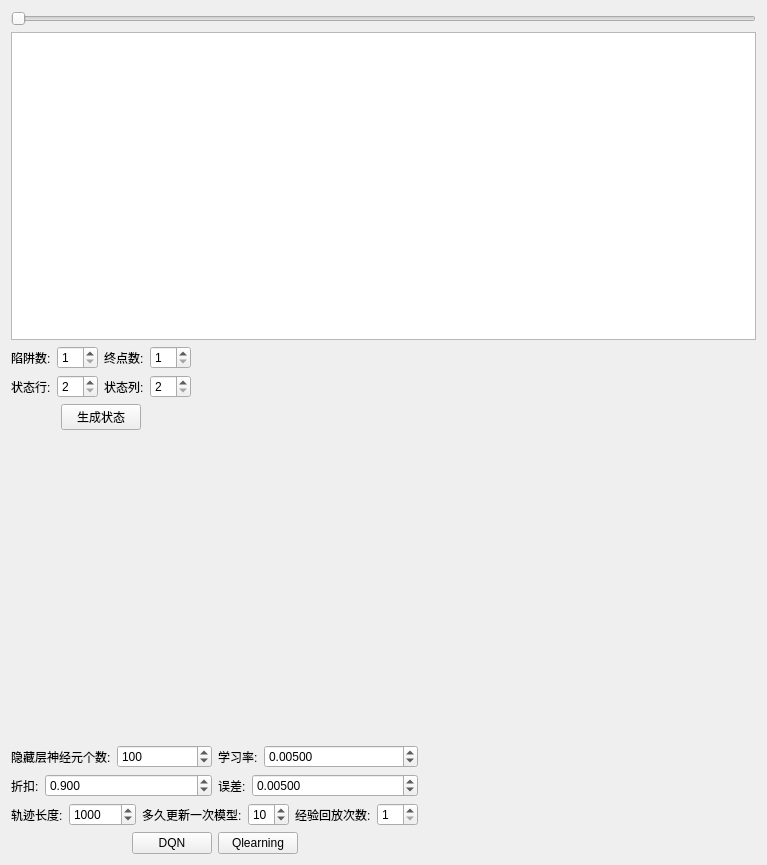
Old version of the form deep_q_network/deep_q_network.ui in the repository purundong/deep_q_network1.
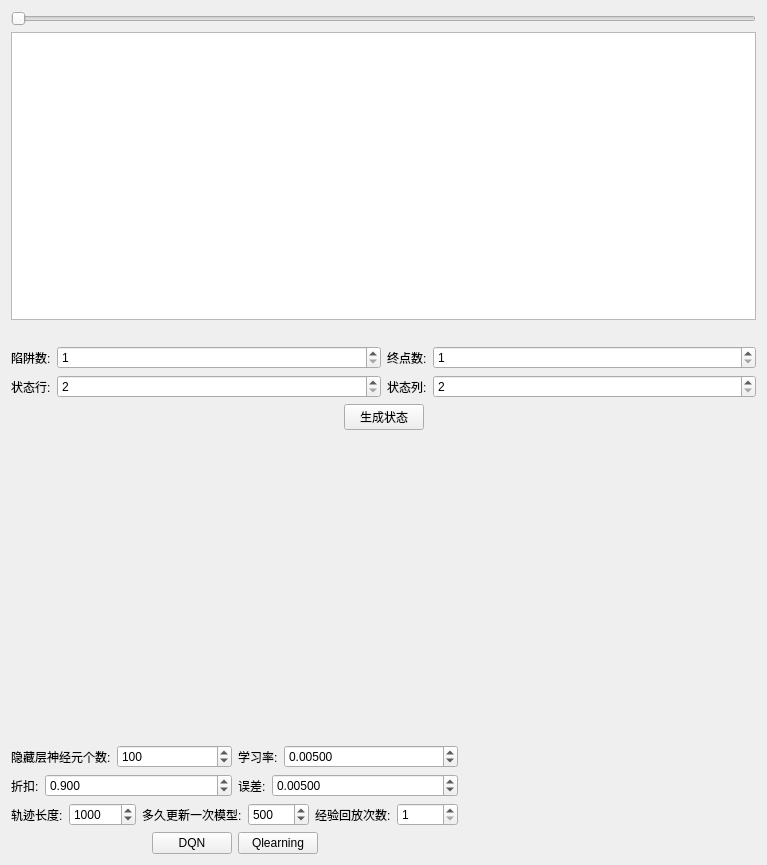
New version of the form.

Patch:
```diff
--- a/deep_q_network/deep_q_network.ui
+++ b/deep_q_network/deep_q_network.ui
@@ -15,7 +15,7 @@
   </property>
   <layout class="QVBoxLayout" name="verticalLayout_5">
    <item>
-    <layout class="QVBoxLayout" name="verticalLayout_3" stretch="0,10,0">
+    <layout class="QVBoxLayout" name="verticalLayout_3" stretch="0,10,0,0">
      <item>
       <widget class="QSlider" name="horizontalSlider">
        <property name="orientation">
@@ -27,7 +27,20 @@
       <widget class="QTableWidget" name="tableWidget"/>
      </item>
      <item>
-      <layout class="QHBoxLayout" name="horizontalLayout_13" stretch="0,10">
+      <spacer name="horizontalSpacer_5">
+       <property name="orientation">
+        <enum>Qt::Horizontal</enum>
+       </property>
+       <property name="sizeHint" stdset="0">
+        <size>
+         <width>40</width>
+         <height>20</height>
+        </size>
+       </property>
+      </spacer>
+     </item>
+     <item>
+      <layout class="QHBoxLayout" name="horizontalLayout_13" stretch="0">
        <item>
         <layout class="QVBoxLayout" name="verticalLayout">
          <item>
@@ -149,19 +162,6 @@
          </item>
         </layout>
        </item>
-       <item>
-        <spacer name="horizontalSpacer_5">
-         <property name="orientation">
-          <enum>Qt::Horizontal</enum>
-         </property>
-         <property name="sizeHint" stdset="0">
-          <size>
-           <width>40</width>
-           <height>20</height>
-          </size>
-         </property>
-        </spacer>
-       </item>
       </layout>
      </item>
     </layout>
@@ -322,8 +322,11 @@
                <property name="minimum">
                 <number>1</number>
                </property>
+               <property name="maximum">
+                <number>10000</number>
+               </property>
                <property name="value">
-                <number>10</number>
+                <number>500</number>
                </property>
               </widget>
              </item>
@@ -343,6 +346,9 @@
                <property name="minimum">
                 <number>1</number>
                </property>
+               <property name="maximum">
+                <number>10000</number>
+               </property>
               </widget>
              </item>
             </layout>
```
